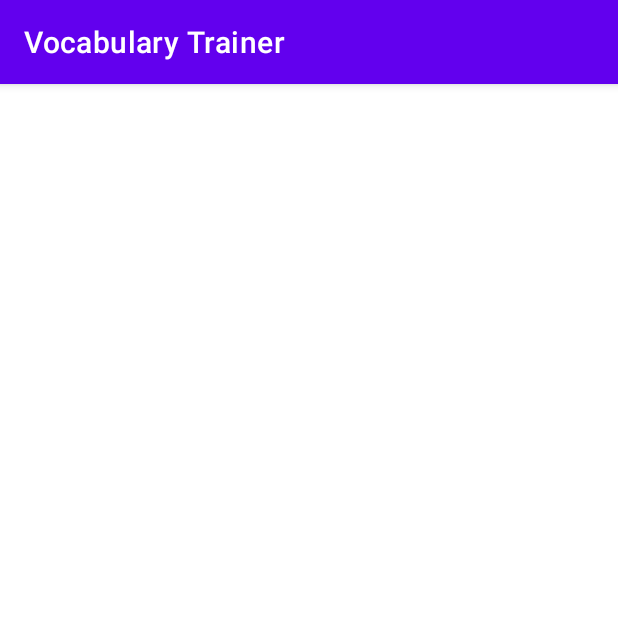
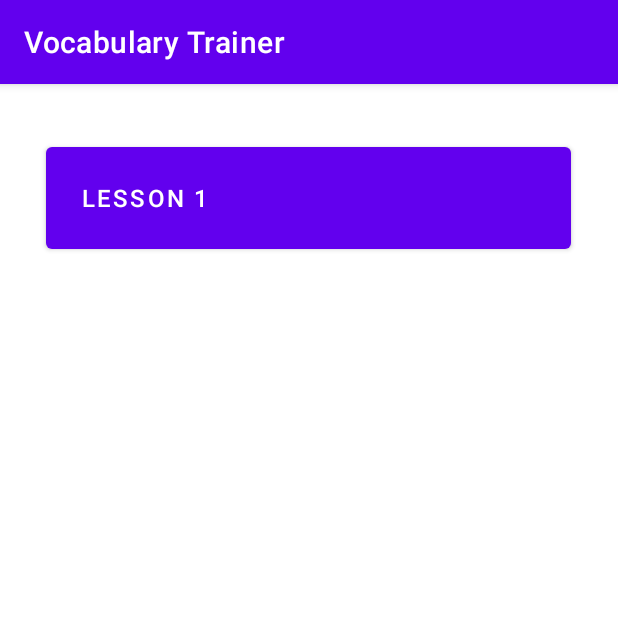
Before and after one commit to Xendyyy/vocabulary_trainer, an Android app: the English screen opened directly, with no data from a screen before it, on a phone screen of 412 x 824 dp, the top half of it. Run offline under Robolectric (Android 15) with nearby library versions, the phone set to English and light mode, and no system bars.

Commit message:
Random Shuffle of words and Generating letters from lesson done renamed lection to lesson bcs stupid added difficulty scale for lessons (0 to 5)

```diff
--- a/app/build.gradle
+++ b/app/build.gradle
@@ -35,4 +35,5 @@ dependencies {
     testImplementation 'junit:junit:4.13.2'
     androidTestImplementation 'androidx.test.ext:junit:1.1.3'
     androidTestImplementation 'androidx.test.espresso:espresso-core:3.4.0'
+    implementation 'com.google.code.gson:gson:2.9.1'
 }
--- a/app/src/main/AndroidManifest.xml
+++ b/app/src/main/AndroidManifest.xml
@@ -14,7 +14,7 @@
         android:theme="@style/Theme.MyApplication"
         tools:targetApi="31">
         <activity
-            android:name=".MainActivity2"
+            android:name=".English"
             android:exported="false" />
         <activity
             android:name=".MainActivity"
--- a/app/src/main/java/com/example/myapplication/MainActivity2.java
+++ b/app/src/main/java/com/example/myapplication/English.java
@@ -2,17 +2,14 @@ package com.example.myapplication;
 
 import androidx.appcompat.app.AppCompatActivity;
 
-import android.content.Intent;
 import android.os.Bundle;
-import android.view.View;
-import android.widget.Button;
 
-public class MainActivity2 extends AppCompatActivity {
+public class English extends AppCompatActivity {
 
 
         @Override
         protected void onCreate(Bundle savedInstanceState) {
             super.onCreate(savedInstanceState);
-            setContentView(R.layout.activity_main2);
+            setContentView(R.layout.activity_english);
         }
     }
--- /dev/null
+++ b/app/src/main/res/layout/activity_english.xml
@@ -0,0 +1,38 @@
+<?xml version="1.0" encoding="utf-8"?>
+<androidx.constraintlayout.widget.ConstraintLayout xmlns:android="http://schemas.android.com/apk/res/android"
+    xmlns:app="http://schemas.android.com/apk/res-auto"
+    xmlns:tools="http://schemas.android.com/tools"
+    android:layout_width="match_parent"
+    android:layout_height="match_parent"
+    android:backgroundTint="#69B34C"
+    android:textAlignment="viewEnd"
+    tools:context=".English">
+
+    <Button
+        android:id="@+id/button"
+        style="@style/Widget.MaterialComponents.Button"
+        android:layout_width="350dp"
+        android:layout_height="80dp"
+        android:layout_marginTop="36dp"
+        android:paddingLeft="24dp"
+        android:text="Lesson 1"
+        android:textAlignment="viewStart"
+        android:textSize="16sp"
+        app:layout_constraintEnd_toEndOf="parent"
+        app:layout_constraintHorizontal_bias="0.491"
+        app:layout_constraintStart_toStartOf="parent"
+        app:layout_constraintTop_toTopOf="parent" />
+
+    <TextView
+        android:id="@+id/lection1_points"
+        android:layout_width="100dp"
+        android:layout_height="60dp"
+        android:layout_marginEnd="24dp"
+        android:text="0/50"
+        android:textAppearance="@style/TextAppearance.AppCompat.Display2"
+        android:textColor="#FFFFFF"
+        app:layout_constraintBottom_toBottomOf="@+id/button"
+        app:layout_constraintEnd_toEndOf="@+id/button"
+        app:layout_constraintTop_toTopOf="@+id/button"
+        app:layout_constraintVertical_bias="0.45" />
+</androidx.constraintlayout.widget.ConstraintLayout>
--- a/app/src/main/res/layout/activity_main2.xml
+++ /dev/null
@@ -1,7 +0,0 @@
-<?xml version="1.0" encoding="utf-8"?>
-<androidx.constraintlayout.widget.ConstraintLayout xmlns:android="http://schemas.android.com/apk/res/android"
-    xmlns:app="http://schemas.android.com/apk/res-auto"
-    xmlns:tools="http://schemas.android.com/tools"
-    android:layout_width="match_parent"
-    android:layout_height="match_parent"
-    tools:context=".MainActivity"/>
--- a/app/src/main/res/values/strings.xml
+++ b/app/src/main/res/values/strings.xml
@@ -1,5 +1,5 @@
 <resources>
     <string name="app_name">Vocabulary Trainer</string>
-    <string name="edit_message">Enter a message</string>
-    <string name="button_send">Send</string>
+    <string name="english_button">English</string>
+    <string name="spanish_button">Español</string>
 </resources>
```
Also changed, not shown: app/src/main/java/com/example/myapplication/Data.java (added, +233 -0 lines), app/src/main/java/com/example/myapplication/MainActivity.java (+17 -30 lines), app/src/main/java/com/example/myapplication/data/Lang.java (deleted, +0 -11 lines), app/src/main/java/com/example/myapplication/data/Lection.java (deleted, +0 -12 lines), app/src/main/res/layout/activity_main.xml (+38 -14 lines), app/src/main/res/raw/data.json (+15 -9 lines).
